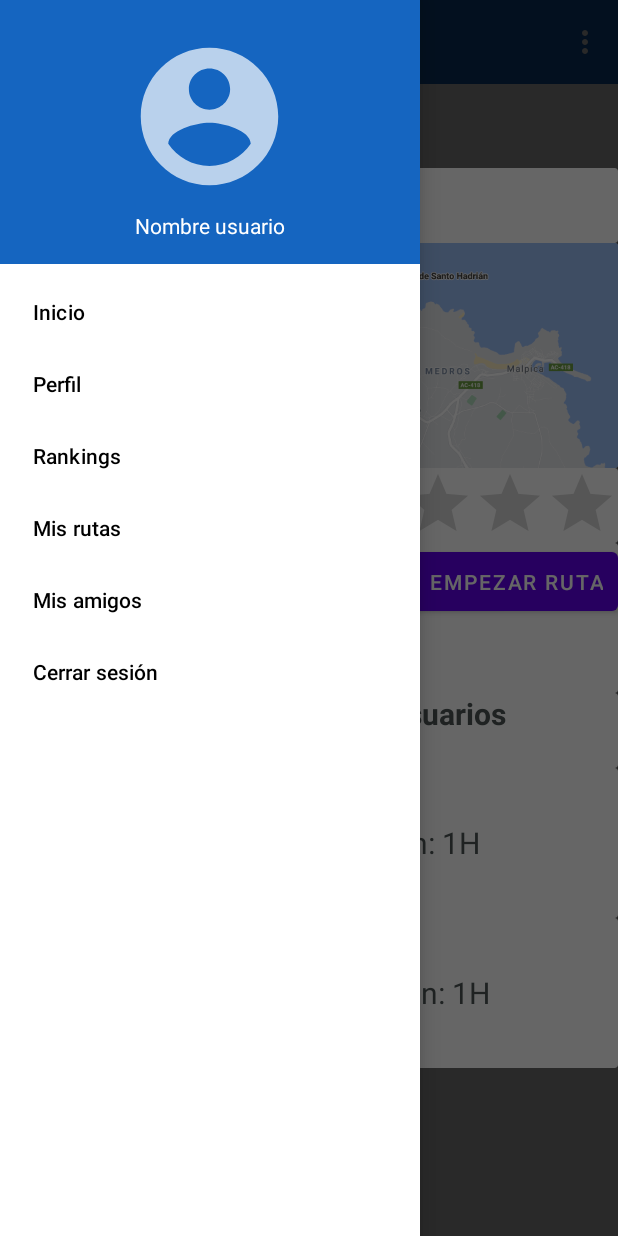
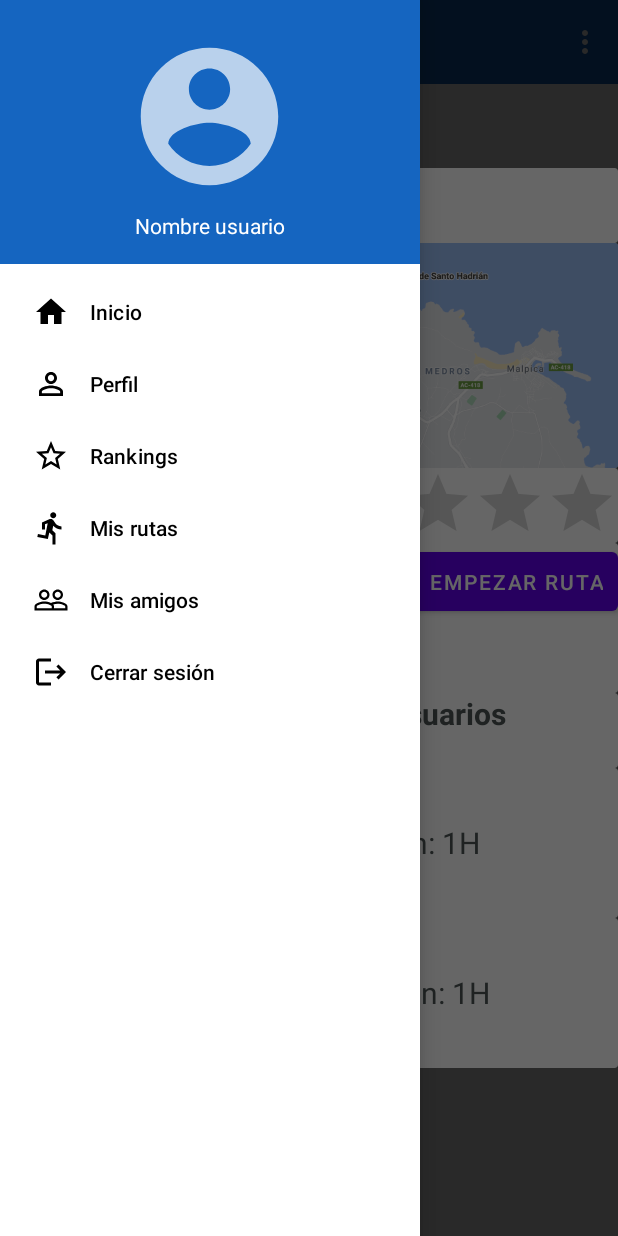
Before and after one commit to nachogs13/themarshmellos, an Android app: the RutaActivity screen opened directly, with no data from a screen before it, with the side drawer open, on a phone screen of 412 x 824 dp. Run offline under Robolectric (Android 15) with nearby library versions, the phone set to English and light mode, and no system bars.

Commit message:
Se añaden los iconos (Material Design) al menú lateral de la app

```diff
--- a/FasterWho/app/src/main/java/com/muei/apm/fasterwho/RutaActivity.kt
+++ b/FasterWho/app/src/main/java/com/muei/apm/fasterwho/RutaActivity.kt
@@ -10,6 +10,9 @@ class RutaActivity : Toolbar() {
         super.onCreate(savedInstanceState)
         //setContentView(R.layout.activity_ruta)
         layoutInflater.inflate(R.layout.activity_ruta,frameLayout)
+        val toolbar: androidx.appcompat.widget.Toolbar = findViewById(R.id.toolbar2)
+        toolbar.setTitle("Ruta concreta")
+
         val btnEmpezar : Button = findViewById(R.id.buttonEmpezar)
         btnEmpezar.setOnClickListener({
             val intent = Intent(this, IniciarRutaActivity::class.java)
--- /dev/null
+++ b/FasterWho/app/src/main/res/drawable/ic_home.xml
@@ -0,0 +1,9 @@
+<vector xmlns:android="http://schemas.android.com/apk/res/android"
+    android:width="24dp"
+    android:height="24dp"
+    android:viewportWidth="24"
+    android:viewportHeight="24">
+  <path
+      android:pathData="M10,20v-6h4v6h5v-8h3L12,3 2,12h3v8z"
+      android:fillColor="#000000"/>
+</vector>
--- /dev/null
+++ b/FasterWho/app/src/main/res/drawable/ic_logout_black_24dp.xml
@@ -0,0 +1,9 @@
+<vector xmlns:android="http://schemas.android.com/apk/res/android"
+    android:width="24dp"
+    android:height="24dp"
+    android:viewportWidth="24"
+    android:viewportHeight="24">
+  <path
+      android:pathData="M17,7l-1.41,1.41L18.17,11H8v2h10.17l-2.58,2.58L17,17l5,-5zM4,5h8V3H4c-1.1,0 -2,0.9 -2,2v14c0,1.1 0.9,2 2,2h8v-2H4V5z"
+      android:fillColor="#000000"/>
+</vector>
--- /dev/null
+++ b/FasterWho/app/src/main/res/drawable/ic_mis_amigos.xml
@@ -0,0 +1,9 @@
+<vector xmlns:android="http://schemas.android.com/apk/res/android"
+    android:width="24dp"
+    android:height="24dp"
+    android:viewportWidth="24"
+    android:viewportHeight="24">
+  <path
+      android:pathData="M16.5,13c-1.2,0 -3.07,0.34 -4.5,1 -1.43,-0.67 -3.3,-1 -4.5,-1C5.33,13 1,14.08 1,16.25L1,19h22v-2.75c0,-2.17 -4.33,-3.25 -6.5,-3.25zM12.5,17.5h-10v-1.25c0,-0.54 2.56,-1.75 5,-1.75s5,1.21 5,1.75v1.25zM21.5,17.5L14,17.5v-1.25c0,-0.46 -0.2,-0.86 -0.52,-1.22 0.88,-0.3 1.96,-0.53 3.02,-0.53 2.44,0 5,1.21 5,1.75v1.25zM7.5,12c1.93,0 3.5,-1.57 3.5,-3.5S9.43,5 7.5,5 4,6.57 4,8.5 5.57,12 7.5,12zM7.5,6.5c1.1,0 2,0.9 2,2s-0.9,2 -2,2 -2,-0.9 -2,-2 0.9,-2 2,-2zM16.5,12c1.93,0 3.5,-1.57 3.5,-3.5S18.43,5 16.5,5 13,6.57 13,8.5s1.57,3.5 3.5,3.5zM16.5,6.5c1.1,0 2,0.9 2,2s-0.9,2 -2,2 -2,-0.9 -2,-2 0.9,-2 2,-2z"
+      android:fillColor="#000000"/>
+</vector>
--- /dev/null
+++ b/FasterWho/app/src/main/res/drawable/ic_mis_rutas.xml
@@ -0,0 +1,9 @@
+<vector xmlns:android="http://schemas.android.com/apk/res/android"
+    android:width="24dp"
+    android:height="24dp"
+    android:viewportWidth="24"
+    android:viewportHeight="24">
+  <path
+      android:pathData="M13.49,5.48c1.1,0 2,-0.9 2,-2s-0.9,-2 -2,-2 -2,0.9 -2,2 0.9,2 2,2zM9.89,19.38l1,-4.4 2.1,2v6h2v-7.5l-2.1,-2 0.6,-3c1.3,1.5 3.3,2.5 5.5,2.5v-2c-1.9,0 -3.5,-1 -4.3,-2.4l-1,-1.6c-0.4,-0.6 -1,-1 -1.7,-1 -0.3,0 -0.5,0.1 -0.8,0.1l-5.2,2.2v4.7h2v-3.4l1.8,-0.7 -1.6,8.1 -4.9,-1 -0.4,2 7,1.4z"
+      android:fillColor="#000000"/>
+</vector>
--- /dev/null
+++ b/FasterWho/app/src/main/res/drawable/ic_profile.xml
@@ -0,0 +1,9 @@
+<vector xmlns:android="http://schemas.android.com/apk/res/android"
+    android:width="24dp"
+    android:height="24dp"
+    android:viewportWidth="24"
+    android:viewportHeight="24">
+  <path
+      android:pathData="M12,5.9c1.16,0 2.1,0.94 2.1,2.1s-0.94,2.1 -2.1,2.1S9.9,9.16 9.9,8s0.94,-2.1 2.1,-2.1m0,9c2.97,0 6.1,1.46 6.1,2.1v1.1L5.9,18.1L5.9,17c0,-0.64 3.13,-2.1 6.1,-2.1M12,4C9.79,4 8,5.79 8,8s1.79,4 4,4 4,-1.79 4,-4 -1.79,-4 -4,-4zM12,13c-2.67,0 -8,1.34 -8,4v3h16v-3c0,-2.66 -5.33,-4 -8,-4z"
+      android:fillColor="#000000"/>
+</vector>
--- /dev/null
+++ b/FasterWho/app/src/main/res/drawable/ic_ranking.xml
@@ -0,0 +1,9 @@
+<vector xmlns:android="http://schemas.android.com/apk/res/android"
+    android:width="24dp"
+    android:height="24dp"
+    android:viewportWidth="24"
+    android:viewportHeight="24">
+  <path
+      android:pathData="M22,9.24l-7.19,-0.62L12,2 9.19,8.63 2,9.24l5.46,4.73L5.82,21 12,17.27 18.18,21l-1.63,-7.03L22,9.24zM12,15.4l-3.76,2.27 1,-4.28 -3.32,-2.88 4.38,-0.38L12,6.1l1.71,4.04 4.38,0.38 -3.32,2.88 1,4.28L12,15.4z"
+      android:fillColor="#000000"/>
+</vector>
--- a/FasterWho/app/src/main/res/menu/activity_main_drawer.xml
+++ b/FasterWho/app/src/main/res/menu/activity_main_drawer.xml
@@ -1,24 +1,31 @@
 <?xml version="1.0" encoding="utf-8"?>
 <menu xmlns:android="http://schemas.android.com/apk/res/android"
-    xmlns:app="http://schemas.android.com/apk/res-auto">
+    xmlns:app="http://schemas.android.com/apk/res-auto"
+    xmlns:tools="http://schemas.android.com/tools">
     <group android:checkableBehavior="single">
         <item
             android:id="@+id/nav_home"
+            android:icon="@drawable/ic_home"
             android:title="Inicio" />
         <item
             android:id="@+id/nav_profile"
+            android:icon="@drawable/ic_profile"
             android:title="Perfil" />
         <item
             android:id="@+id/nav_rankings"
+            android:icon="@drawable/ic_ranking"
             android:title="Rankings" />
         <item
             android:id="@+id/nav_routes"
+            android:icon="@drawable/ic_mis_rutas"
             android:title="Mis rutas" />
         <item
             android:id="@+id/nav_amigos"
+            android:icon="@drawable/ic_mis_amigos"
             android:title="Mis amigos" />
         <item
             android:id="@+id/nav_logout"
+            android:icon="@drawable/ic_logout_black_24dp"
             android:title="Cerrar sesión"/>
 
     </group>
```
